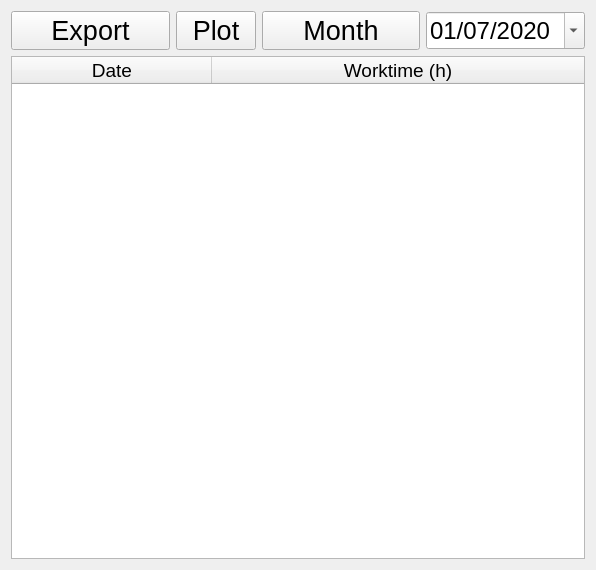
Above: ui/data_widget.ui from AndreWohnsland/TimeTracker before the change. Below: the same form after it.
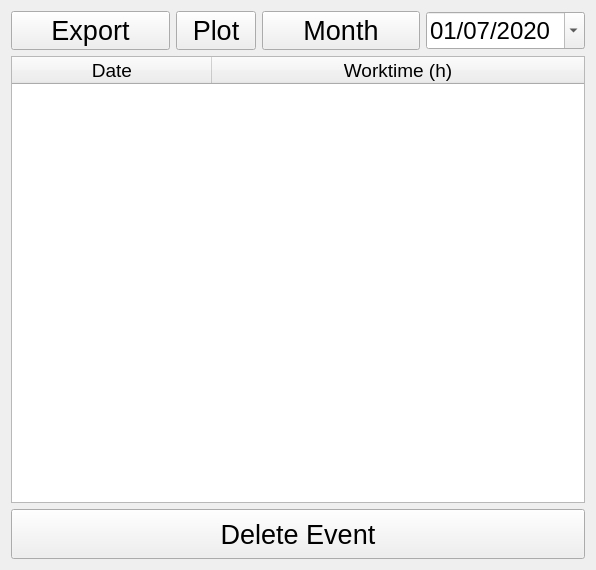
That is the form after the change.

Commit message: Update ui elements to show / hide instead create

```diff
--- a/ui/data_widget.ui
+++ b/ui/data_widget.ui
@@ -136,6 +136,24 @@
      </column>
     </widget>
    </item>
+   <item>
+    <widget class="QPushButton" name="delete_event_button">
+     <property name="minimumSize">
+      <size>
+       <width>0</width>
+       <height>50</height>
+      </size>
+     </property>
+     <property name="font">
+      <font>
+       <pointsize>20</pointsize>
+      </font>
+     </property>
+     <property name="text">
+      <string>Delete Event</string>
+     </property>
+    </widget>
+   </item>
   </layout>
  </widget>
  <resources/>
```
The commit also changes 3 other files.
